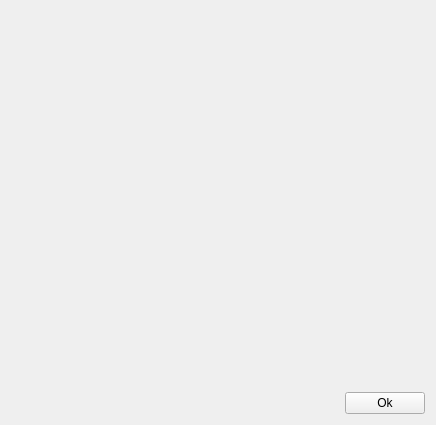
Old version of the form uis/send_groups.ui in the repository ozeron/messenger.
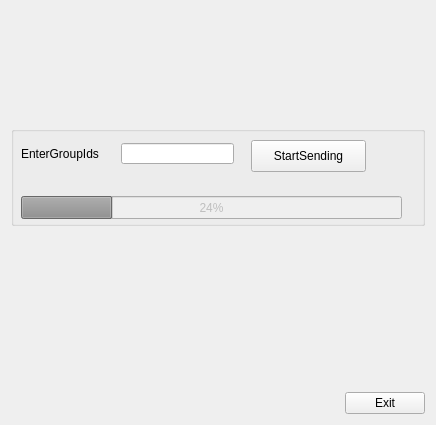
New version of the form.

Commit message: Added send groups layout

What changed in the file:
```diff
--- a/uis/send_groups.ui
+++ b/uis/send_groups.ui
@@ -27,6 +27,71 @@
      </property>
     </spacer>
    </item>
+   <item>
+    <widget class="QGroupBox" name="groupBox">
+     <property name="minimumSize">
+      <size>
+       <width>100</width>
+       <height>100</height>
+      </size>
+     </property>
+     <property name="title">
+      <string/>
+     </property>
+     <widget class="QLineEdit" name="editGroupIds">
+      <property name="geometry">
+       <rect>
+        <x>110</x>
+        <y>17</y>
+        <width>113</width>
+        <height>21</height>
+       </rect>
+      </property>
+     </widget>
+     <widget class="QLabel" name="label">
+      <property name="geometry">
+       <rect>
+        <x>10</x>
+        <y>20</y>
+        <width>91</width>
+        <height>16</height>
+       </rect>
+      </property>
+      <property name="text">
+       <string>EnterGroupIds</string>
+      </property>
+     </widget>
+     <widget class="QProgressBar" name="progressSending">
+      <property name="enabled">
+       <bool>false</bool>
+      </property>
+      <property name="geometry">
+       <rect>
+        <x>10</x>
+        <y>70</y>
+        <width>381</width>
+        <height>23</height>
+       </rect>
+      </property>
+      <property name="value">
+       <number>24</number>
+      </property>
+     </widget>
+     <widget class="QPushButton" name="btnSend">
+      <property name="geometry">
+       <rect>
+        <x>240</x>
+        <y>14</y>
+        <width>115</width>
+        <height>32</height>
+       </rect>
+      </property>
+      <property name="text">
+       <string>StartSending</string>
+      </property>
+     </widget>
+    </widget>
+   </item>
    <item>
     <widget class="QLabel" name="lblMessage">
      <property name="text">
@@ -68,7 +133,7 @@
      <item>
       <widget class="QPushButton" name="btnOk">
        <property name="text">
-        <string>Ok</string>
+        <string>Exit</string>
        </property>
       </widget>
      </item>
```
Left out of the diff: 4 changed lines with no effect on the pictures.
